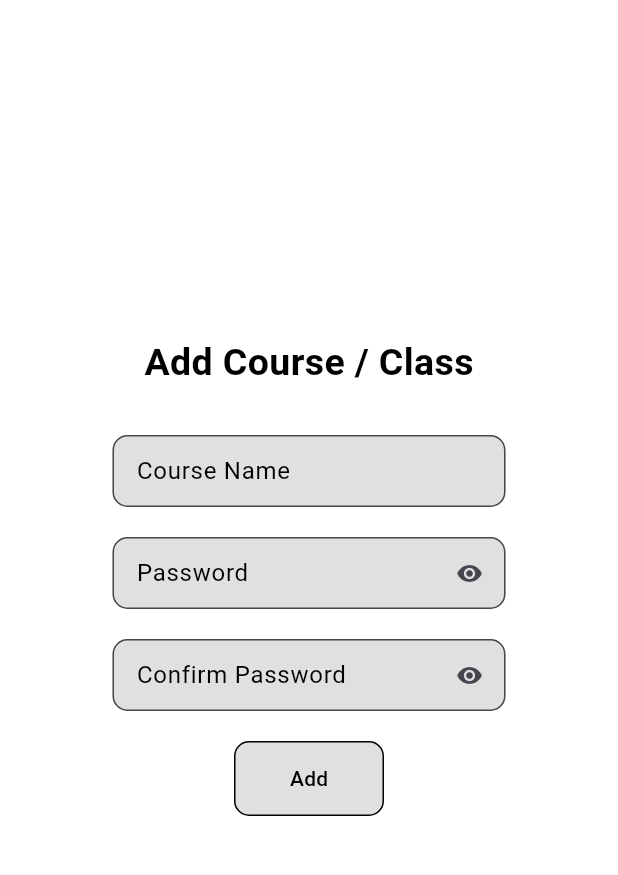
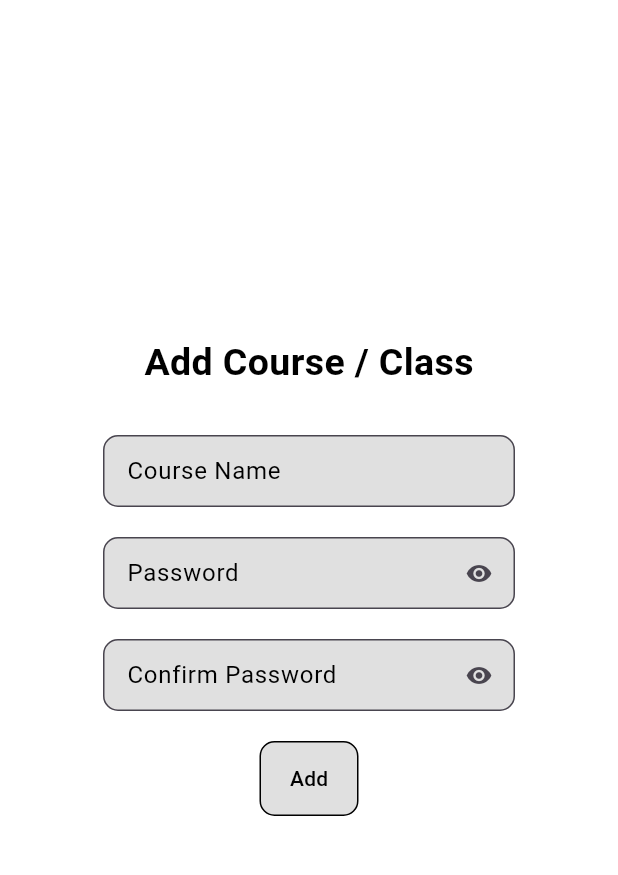
Before and after one commit to afsxl/Ksrtc, a Flutter app: the Home screen opened directly, after a tap on "Add Course / Class", on a phone screen of 412 x 824 dp, the part 84-959 px from its top. Run offline on Flutter 3.47's test engine with Material 3 defaults, Android fonts, the phone set to English and light mode, and no system bars; our stand-ins replace image_picker, shared_preferences; accounts and stored records are empty; network calls fail.

Commit message:
institution fix

```diff
--- a/institution/lib/Not Signed/signin.dart
+++ b/institution/lib/Not Signed/signin.dart
@@ -70,8 +70,8 @@ class _SignInState extends State<SignIn> {
         ),
       ),
       body: Container(
-        padding: const EdgeInsets.symmetric(
-          horizontal: 60,
+        padding: EdgeInsets.symmetric(
+          horizontal: MediaQuery.of(context).size.width / 6,
         ),
         child: Center(
           child: loading
@@ -288,7 +288,6 @@ class _SignInState extends State<SignIn> {
                         height: 20,
                       ),
                       Container(
-                        width: 100,
                         decoration: BoxDecoration(
                           color: Colors.black12,
                           border: Border.all(
--- a/institution/lib/Signed/Add Course/add_course.dart
+++ b/institution/lib/Signed/Add Course/add_course.dart
@@ -47,8 +47,8 @@ class _AddCourseState extends State<AddCourse> {
         ),
       ),
       body: Container(
-        padding: const EdgeInsets.symmetric(
-          horizontal: 75,
+        padding: EdgeInsets.symmetric(
+          horizontal: MediaQuery.of(context).size.width / 6,
         ),
         child: Center(
           child: loading
@@ -166,7 +166,6 @@ class _AddCourseState extends State<AddCourse> {
                         height: 20,
                       ),
                       Container(
-                        width: 100,
                         decoration: BoxDecoration(
                           color: Colors.black12,
                           border: Border.all(
--- a/institution/lib/Signed/Applications/application.dart
+++ b/institution/lib/Signed/Applications/application.dart
@@ -155,7 +155,7 @@ class _ApplicationState extends State<Application> {
                             onTap: () {
                               showImage(
                                 base64Decode(
-                                  application['id'],
+                                  application['idCard'],
                                 ),
                               );
                             },
--- a/institution/lib/Signed/Profile/change_password.dart
+++ b/institution/lib/Signed/Profile/change_password.dart
@@ -49,7 +49,9 @@ class _ChangePasswordState extends State<ChangePassword> {
         ),
       ),
       body: Container(
-        padding: const EdgeInsets.symmetric(horizontal: 75),
+        padding: EdgeInsets.symmetric(
+          horizontal: MediaQuery.of(context).size.width / 6,
+        ),
         child: Center(
           child: loading
               ? const CircularProgressIndicator(
@@ -183,7 +185,6 @@ class _ChangePasswordState extends State<ChangePassword> {
                         height: 20,
                       ),
                       Container(
-                        width: 100,
                         decoration: BoxDecoration(
                           color: Colors.black12,
                           border: Border.all(
--- a/institution/lib/Signed/Profile/profile.dart
+++ b/institution/lib/Signed/Profile/profile.dart
@@ -176,7 +176,6 @@ class _ProfileState extends State<Profile> {
                       height: 30,
                     ),
                     Container(
-                      width: 100,
                       decoration: BoxDecoration(
                         color: Colors.black12,
                         border: Border.all(
--- a/institution/lib/Signed/home.dart
+++ b/institution/lib/Signed/home.dart
@@ -49,8 +49,8 @@ class Home extends StatelessWidget {
                             5,
                           ),
                         ),
-                        padding: const EdgeInsets.all(
-                          20,
+                        padding: const EdgeInsets.symmetric(
+                          vertical: 20,
                         ),
                         child: const Row(
                           mainAxisAlignment: MainAxisAlignment.center,
@@ -94,8 +94,8 @@ class Home extends StatelessWidget {
                             5,
                           ),
                         ),
-                        padding: const EdgeInsets.all(
-                          20,
+                        padding: const EdgeInsets.symmetric(
+                          vertical: 20,
                         ),
                         child: const Row(
                           mainAxisAlignment: MainAxisAlignment.center,
@@ -143,8 +143,8 @@ class Home extends StatelessWidget {
                             5,
                           ),
                         ),
-                        padding: const EdgeInsets.all(
-                          20,
+                        padding: const EdgeInsets.symmetric(
+                          vertical: 20,
                         ),
                         child: const Row(
                           mainAxisAlignment: MainAxisAlignment.center,
@@ -188,8 +188,8 @@ class Home extends StatelessWidget {
                             5,
                           ),
                         ),
-                        padding: const EdgeInsets.all(
-                          20,
+                        padding: const EdgeInsets.symmetric(
+                          vertical: 20,
                         ),
                         child: const Row(
                           mainAxisAlignment: MainAxisAlignment.center,
--- a/institution/lib/Splash/splash.dart
+++ b/institution/lib/Splash/splash.dart
@@ -35,6 +35,9 @@ class _SplashState extends State<Splash> {
       (response) {
         if (response.statusCode == 200) {
           api = response.body;
+          if (!api.endsWith('/')) {
+            api = api.substring(0, api.length - 1);
+          }
         } else {
           showError("Can't Connect To NetWork !");
         }
--- a/institution/pubspec.yaml
+++ b/institution/pubspec.yaml
@@ -46,7 +46,7 @@ dev_dependencies:
   # activated in the `analysis_options.yaml` file located at the root of your
   # package. See that file for information about deactivating specific lint
   # rules and activating additional ones.
-  flutter_lints: ^3.0.0
+  flutter_lints: ^4.0.0
 
 # For information on the generic Dart part of this file, see the
 # following page: https://dart.dev/tools/pub/pubspec
```
Also changed, not shown: institution/pubspec.lock, 1 other file.
